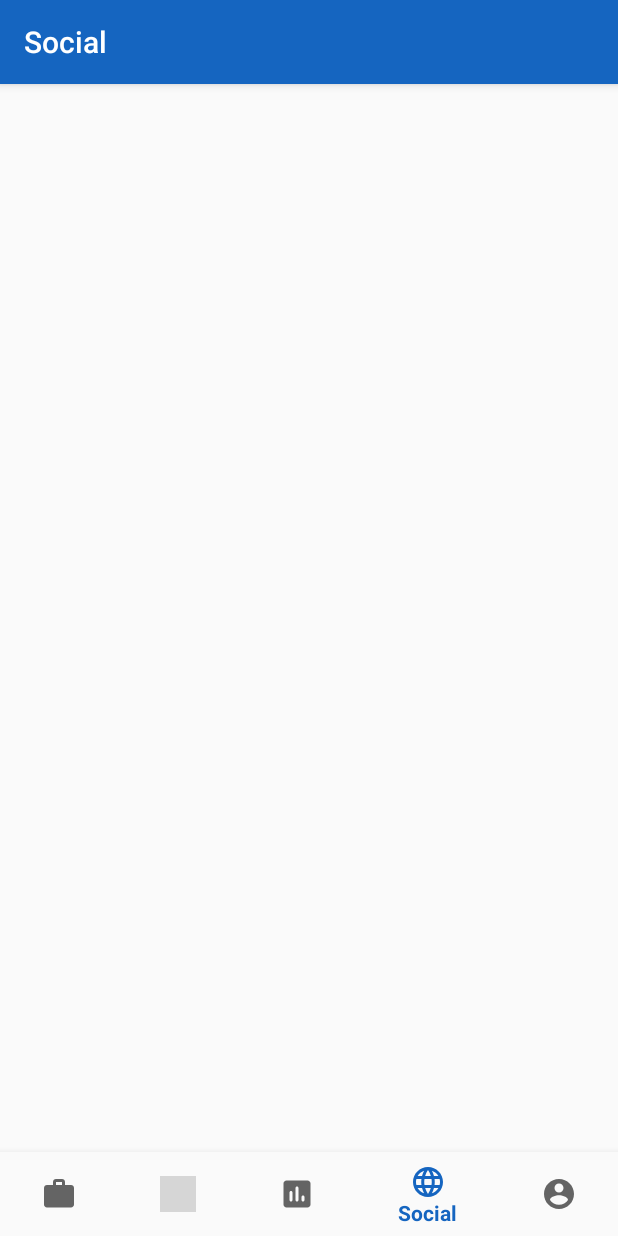
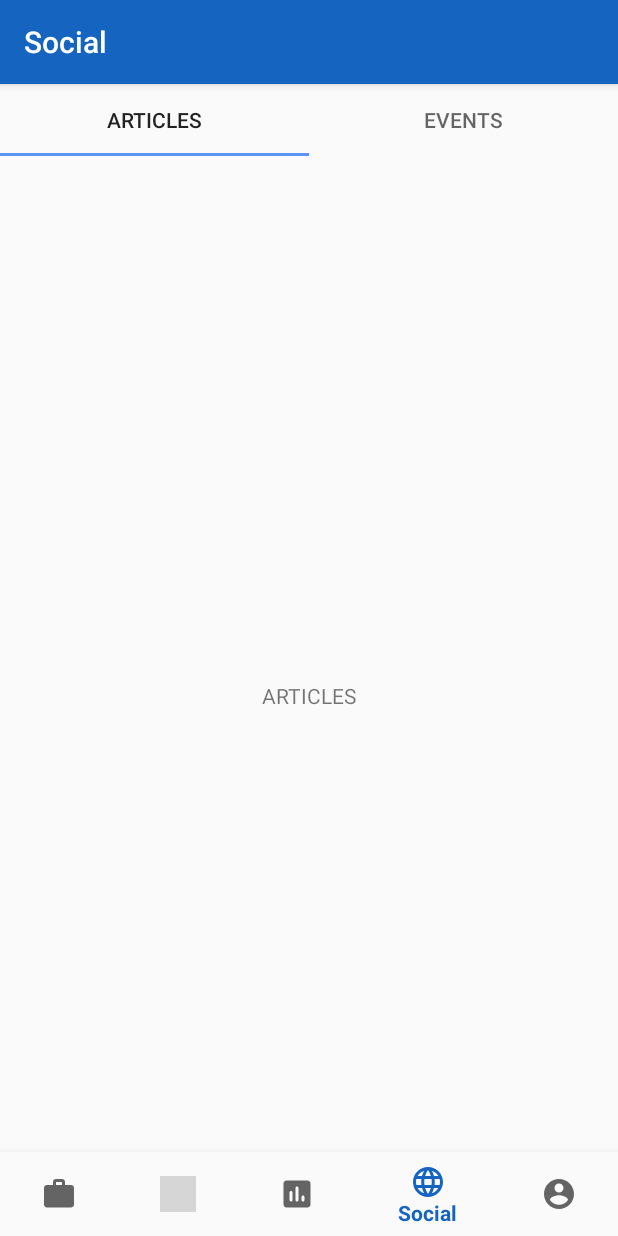
Before and after one commit to bounswe/bounswe2019group2, an Android app: the screen it shows after launch (MainActivity), item 4 of the bottom bar chosen, on a phone screen of 412 x 824 dp. Run offline under Robolectric (Android 15) with nearby library versions, the phone set to English and light mode, and no system bars; our stand-ins replace navigation-ui; grey boxes are pictures that could not be loaded.

Commit message:
implement view pager for social

```diff
--- a/traiders/mobile/app/src/main/java/tk/traiders/ui/social/SocialFragment.java
+++ b/traiders/mobile/app/src/main/java/tk/traiders/ui/social/SocialFragment.java
@@ -11,15 +11,27 @@ import androidx.annotation.Nullable;
 import androidx.fragment.app.Fragment;
 import androidx.lifecycle.Observer;
 import androidx.lifecycle.ViewModelProviders;
+import androidx.viewpager.widget.ViewPager;
+
+import com.google.android.material.tabs.TabLayout;
 
 import tk.traiders.R;
+import tk.traiders.ui.markets.MarketsViewPagerAdapter;
 
 public class SocialFragment extends Fragment {
 
-    private SocialViewModel socialViewModel;
+    public View onCreateView(@NonNull LayoutInflater inflater, ViewGroup container, Bundle savedInstanceState) {
+        super.onCreateView(inflater, container, savedInstanceState);
+        return inflater.inflate(R.layout.fragment_social, container, false);
+    }
 
-    public View onCreateView(@NonNull LayoutInflater inflater,
-                             ViewGroup container, Bundle savedInstanceState) {
-        return null;
+    @Override
+    public void onViewCreated(@NonNull View view, @Nullable Bundle savedInstanceState) {
+        super.onViewCreated(view, savedInstanceState);
+        ViewPager viewPager = view.findViewById(R.id.viewPager_social);
+        viewPager.setAdapter(new SocialViewPagerAdapter(getChildFragmentManager()));
+
+        TabLayout tabLayout = view.findViewById(R.id.tabLayout_social);
+        tabLayout.setupWithViewPager(viewPager);
     }
 }
--- /dev/null
+++ b/traiders/mobile/app/src/main/java/tk/traiders/ui/social/SocialViewPagerAdapter.java
@@ -0,0 +1,45 @@
+package tk.traiders.ui.social;
+
+import androidx.annotation.Nullable;
+import androidx.fragment.app.Fragment;
+import androidx.fragment.app.FragmentManager;
+import androidx.fragment.app.FragmentPagerAdapter;
+
+import tk.traiders.ui.social.children.ArticlesFragment;
+import tk.traiders.ui.social.children.EventsFragment;
+
+public class SocialViewPagerAdapter extends FragmentPagerAdapter {
+
+    public SocialViewPagerAdapter(FragmentManager fm) {
+        super(fm);
+    }
+
+    @Override
+    public Fragment getItem(int position) {
+        switch (position) {
+            case 0:
+                return new ArticlesFragment();
+            case 1:
+                return new EventsFragment();
+            default:
+                return null;
+        }
+    }
+
+    @Override
+    public int getCount() {
+        return 2;
+    }
+
+    @Nullable
+    @Override
+    public CharSequence getPageTitle(int position) {
+        switch (position) {
+            case 0:
+                return "Articles";
+            case 1:
+                return "Events";
+        }
+        return super.getPageTitle(position);
+    }
+}
--- /dev/null
+++ b/traiders/mobile/app/src/main/java/tk/traiders/ui/social/children/ArticlesFragment.java
@@ -0,0 +1,22 @@
+package tk.traiders.ui.social.children;
+
+import android.os.Bundle;
+import android.view.LayoutInflater;
+import android.view.View;
+import android.view.ViewGroup;
+
+import androidx.annotation.NonNull;
+import androidx.annotation.Nullable;
+import androidx.fragment.app.Fragment;
+
+import tk.traiders.R;
+
+public class ArticlesFragment extends Fragment {
+    @Nullable
+    @Override
+    public View onCreateView(@NonNull LayoutInflater inflater, @Nullable ViewGroup container, @Nullable Bundle savedInstanceState) {
+        super.onCreateView(inflater, container, savedInstanceState);
+        View rootView = inflater.inflate(R.layout.fragment_articles, container, false);
+        return rootView;
+    }
+}
--- /dev/null
+++ b/traiders/mobile/app/src/main/java/tk/traiders/ui/social/children/EventsFragment.java
@@ -0,0 +1,22 @@
+package tk.traiders.ui.social.children;
+
+import android.os.Bundle;
+import android.view.LayoutInflater;
+import android.view.View;
+import android.view.ViewGroup;
+
+import androidx.annotation.NonNull;
+import androidx.annotation.Nullable;
+import androidx.fragment.app.Fragment;
+
+import tk.traiders.R;
+
+public class EventsFragment extends Fragment {
+    @Nullable
+    @Override
+    public View onCreateView(@NonNull LayoutInflater inflater, @Nullable ViewGroup container, @Nullable Bundle savedInstanceState) {
+        super.onCreateView(inflater, container, savedInstanceState);
+        View rootView = inflater.inflate(R.layout.fragment_events, container, false);
+        return rootView;
+    }
+}
--- /dev/null
+++ b/traiders/mobile/app/src/main/res/layout/fragment_articles.xml
@@ -0,0 +1,20 @@
+<?xml version="1.0" encoding="utf-8"?>
+<androidx.constraintlayout.widget.ConstraintLayout xmlns:android="http://schemas.android.com/apk/res/android"
+    xmlns:app="http://schemas.android.com/apk/res-auto"
+    xmlns:tools="http://schemas.android.com/tools"
+    android:layout_width="match_parent"
+    android:layout_height="match_parent"
+    tools:context=".ui.social.children.ArticlesFragment">
+
+    <!-- TODO: Update blank fragment layout -->
+    <TextView
+        android:layout_width="match_parent"
+        android:layout_height="match_parent"
+        android:gravity="center"
+        android:text="ARTICLES"
+        app:layout_constraintBottom_toBottomOf="parent"
+        app:layout_constraintEnd_toEndOf="parent"
+        app:layout_constraintStart_toStartOf="parent"
+        app:layout_constraintTop_toTopOf="parent" />
+
+</androidx.constraintlayout.widget.ConstraintLayout>
--- a/traiders/mobile/app/src/main/res/layout/fragment_markets.xml
+++ b/traiders/mobile/app/src/main/res/layout/fragment_markets.xml
@@ -13,7 +13,7 @@
         app:layout_constraintVertical_weight="1"
         app:layout_constraintEnd_toEndOf="parent"
         app:layout_constraintStart_toStartOf="parent"
-        app:layout_constraintTop_toTopOf="parent"></com.google.android.material.tabs.TabLayout>
+        app:layout_constraintTop_toTopOf="parent"/>
 
     <androidx.viewpager.widget.ViewPager
         android:id="@+id/viewPager_markets"
--- a/traiders/mobile/app/src/main/res/layout/fragment_social.xml
+++ b/traiders/mobile/app/src/main/res/layout/fragment_social.xml
@@ -8,38 +8,24 @@
     <com.google.android.material.tabs.TabLayout
         android:id="@+id/tabLayout_social"
         android:layout_width="match_parent"
-        android:layout_height="wrap_content"
-        app:layout_constraintBottom_toTopOf="@+id/viewPager_social"
+        android:layout_height="0dp"
+        app:layout_constraintVertical_weight="1"
         app:layout_constraintEnd_toEndOf="parent"
-        app:layout_constraintHorizontal_bias="0.0"
         app:layout_constraintStart_toStartOf="parent"
-        app:layout_constraintTop_toTopOf="parent"
-        app:layout_constraintVertical_bias="0">
-
-        <com.google.android.material.tabs.TabItem
-            android:layout_width="wrap_content"
-            android:layout_height="wrap_content"
-            android:text="Articles" />
-
-        <com.google.android.material.tabs.TabItem
-            android:layout_width="wrap_content"
-            android:layout_height="wrap_content"
-            android:text="Events" />
-
-        <com.google.android.material.tabs.TabItem
-            android:layout_width="wrap_content"
-            android:layout_height="wrap_content"
-            android:text="Comments" />
-    </com.google.android.material.tabs.TabLayout>
+        app:layout_constraintTop_toTopOf="parent"/>
 
     <androidx.viewpager.widget.ViewPager
         android:id="@+id/viewPager_social"
         android:layout_width="match_parent"
-        android:layout_height="match_parent"
+        android:layout_height="0dp"
+        app:layout_constraintVertical_weight="9"
         android:orientation="horizontal"
         app:layout_constraintBottom_toBottomOf="parent"
         app:layout_constraintEnd_toEndOf="parent"
         app:layout_constraintStart_toStartOf="parent"
-        app:layout_constraintTop_toBottomOf="@+id/tabLayout_social" />
+        app:layout_constraintTop_toBottomOf="@+id/tabLayout_social">
+
+    </androidx.viewpager.widget.ViewPager>
+
 
 </androidx.constraintlayout.widget.ConstraintLayout>
```
Also changed, not shown: traiders/mobile/app/src/main/res/layout/fragment_events.xml (added, +20 -0 lines).
